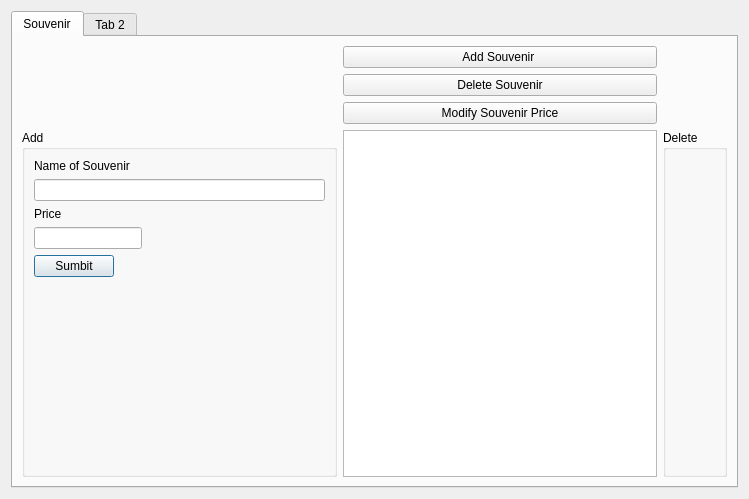
First picture: the form in CollegeTour/adminwindow.ui, repository 25wes25/caramelDelights, before the edit.
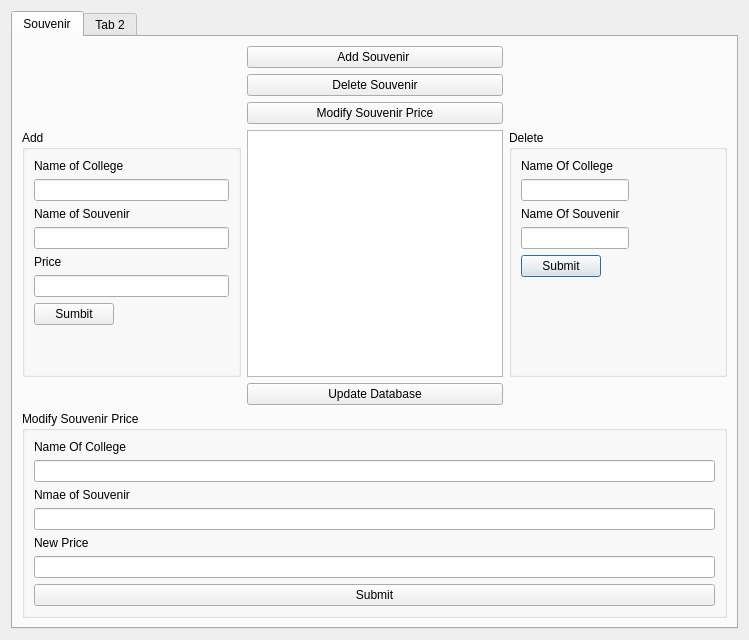
Second picture: the form after the edit.

The edit to the form file:
```diff
--- a/CollegeTour/adminwindow.ui
+++ b/CollegeTour/adminwindow.ui
@@ -7,7 +7,7 @@
     <x>0</x>
     <y>0</y>
     <width>749</width>
-    <height>499</height>
+    <height>640</height>
    </rect>
   </property>
   <property name="windowTitle">
@@ -24,39 +24,85 @@
        <string>Souvenir</string>
       </attribute>
       <layout class="QGridLayout" name="gridLayout">
+       <item row="3" column="2">
+        <widget class="QGroupBox" name="deleteBox">
+         <property name="title">
+          <string>Delete</string>
+         </property>
+         <layout class="QFormLayout" name="formLayout_2">
+          <item row="0" column="0">
+           <widget class="QLabel" name="label_4">
+            <property name="text">
+             <string>Name Of College</string>
+            </property>
+           </widget>
+          </item>
+          <item row="1" column="0">
+           <widget class="QLineEdit" name="deleteCollegeName"/>
+          </item>
+          <item row="2" column="0">
+           <widget class="QLabel" name="label_5">
+            <property name="text">
+             <string>Name Of Souvenir</string>
+            </property>
+           </widget>
+          </item>
+          <item row="3" column="0">
+           <widget class="QLineEdit" name="deleteSouvenirName"/>
+          </item>
+          <item row="4" column="0">
+           <widget class="QPushButton" name="deleteSouvenirButtonBox">
+            <property name="text">
+             <string>Submit</string>
+            </property>
+           </widget>
+          </item>
+         </layout>
+        </widget>
+       </item>
        <item row="3" column="0">
         <widget class="QGroupBox" name="addBox">
          <property name="title">
           <string>Add</string>
          </property>
          <layout class="QFormLayout" name="formLayout">
-          <item row="0" column="0">
+          <item row="2" column="0">
            <widget class="QLabel" name="label">
             <property name="text">
              <string>Name of Souvenir</string>
             </property>
            </widget>
           </item>
-          <item row="1" column="0" colspan="2">
+          <item row="3" column="0" colspan="2">
            <widget class="QLineEdit" name="souvenirName"/>
           </item>
-          <item row="2" column="0">
+          <item row="4" column="0">
            <widget class="QLabel" name="label_2">
             <property name="text">
              <string>Price </string>
             </property>
            </widget>
           </item>
-          <item row="3" column="0">
-           <widget class="QLineEdit" name="souvenirPrice"/>
-          </item>
-          <item row="4" column="0">
+          <item row="6" column="0">
            <widget class="QPushButton" name="sumbitSouvenirButton">
             <property name="text">
              <string>Sumbit</string>
             </property>
            </widget>
           </item>
+          <item row="0" column="0">
+           <widget class="QLabel" name="label_3">
+            <property name="text">
+             <string>Name of College</string>
+            </property>
+           </widget>
+          </item>
+          <item row="1" column="0" colspan="2">
+           <widget class="QLineEdit" name="nameOfCollege"/>
+          </item>
+          <item row="5" column="0" colspan="2">
+           <widget class="QLineEdit" name="souvenirPrice"/>
+          </item>
          </layout>
         </widget>
        </item>
@@ -84,10 +130,63 @@
          </property>
         </widget>
        </item>
-       <item row="3" column="2">
-        <widget class="QGroupBox" name="deleteBox">
+       <item row="5" column="0" colspan="3">
+        <widget class="QGroupBox" name="modifyBox">
          <property name="title">
-          <string>Delete</string>
+          <string>Modify Souvenir Price</string>
+         </property>
+         <layout class="QGridLayout" name="gridLayout_2">
+          <item row="4" column="0">
+           <widget class="QLabel" name="label_8">
+            <property name="text">
+             <string>New Price</string>
+            </property>
+           </widget>
+          </item>
+          <item row="2" column="0">
+           <widget class="QLabel" name="label_7">
+            <property name="text">
+             <string>Nmae of Souvenir</string>
+            </property>
+           </widget>
+          </item>
+          <item row="1" column="0">
+           <widget class="QLineEdit" name="updateCollegeName"/>
+          </item>
+          <item row="0" column="0">
+           <widget class="QLabel" name="label_6">
+            <property name="text">
+             <string>Name Of College</string>
+            </property>
+           </widget>
+          </item>
+          <item row="3" column="0">
+           <widget class="QLineEdit" name="updateSouvenirName"/>
+          </item>
+          <item row="5" column="0">
+           <widget class="QLineEdit" name="updateSouvenirPrice"/>
+          </item>
+          <item row="6" column="0">
+           <widget class="QPushButton" name="updateSouvenirButton">
+            <property name="text">
+             <string>Submit</string>
+            </property>
+           </widget>
+          </item>
+         </layout>
+         <zorder>updateSouvenirButton</zorder>
+         <zorder>updateCollegeName</zorder>
+         <zorder>updateSouvenirName</zorder>
+         <zorder>updateSouvenirPrice</zorder>
+         <zorder>label_6</zorder>
+         <zorder>label_7</zorder>
+         <zorder>label_8</zorder>
+        </widget>
+       </item>
+       <item row="4" column="1">
+        <widget class="QPushButton" name="updateDB">
+         <property name="text">
+          <string>Update Database</string>
          </property>
         </widget>
        </item>
```
